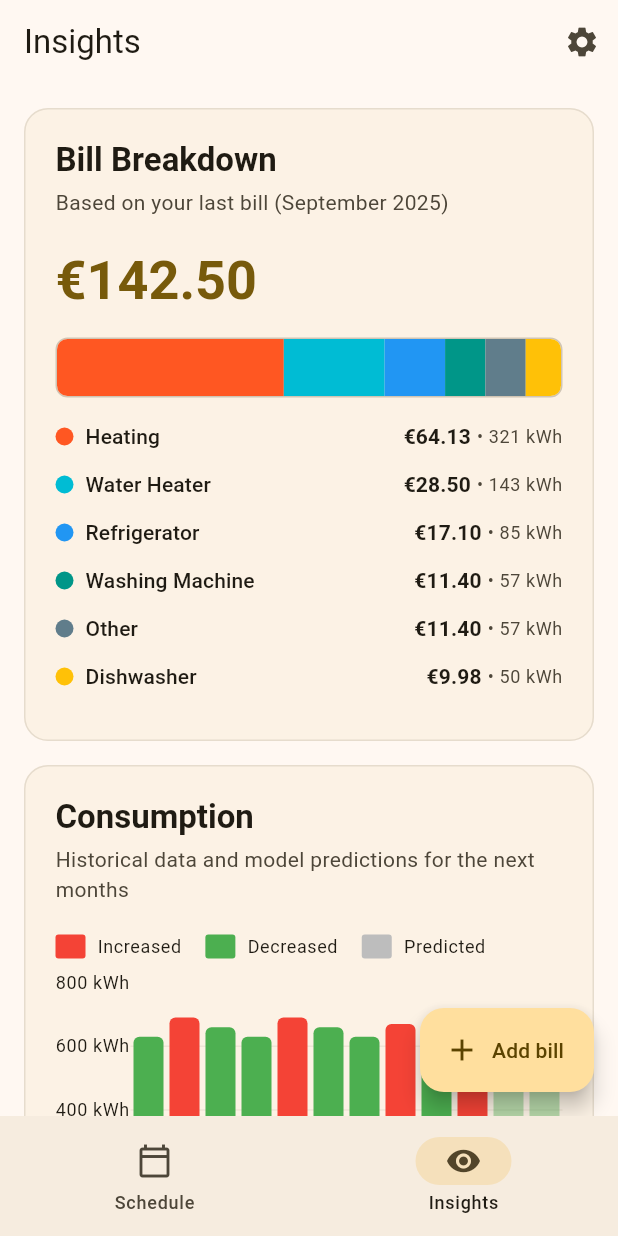
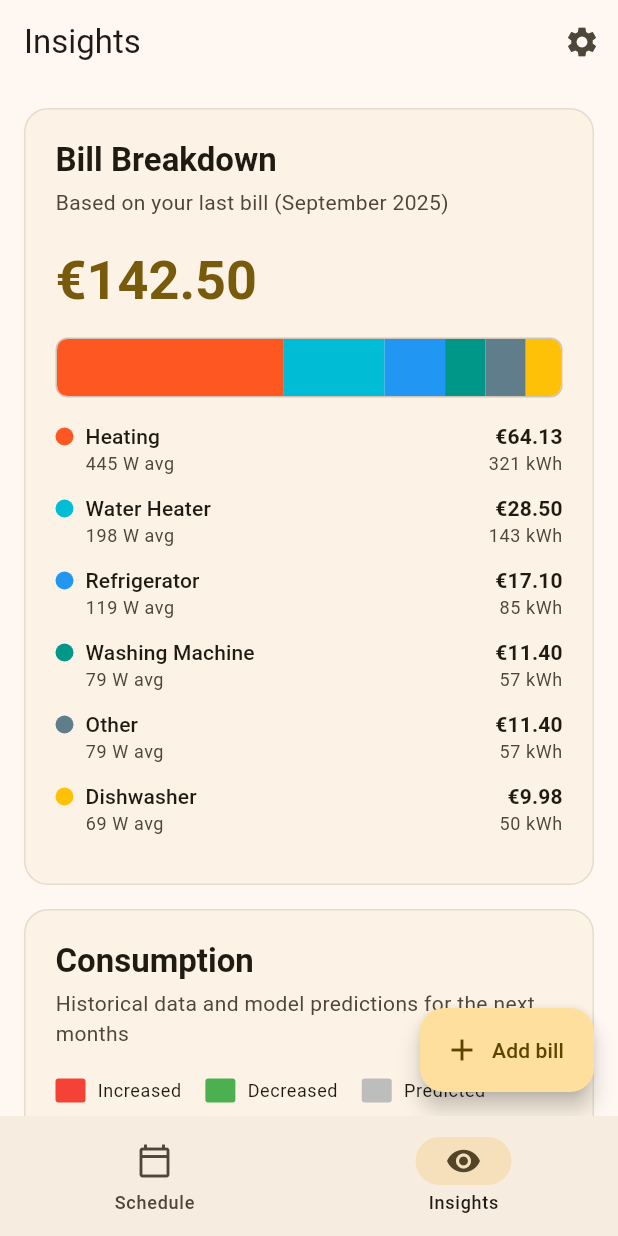
Before and after one commit to walking-octopus/load_schedule, a Flutter app: the screen it shows after launch, item 2 of the bottom bar chosen, on a phone screen of 412 x 824 dp. Run offline on Flutter 3.47's test engine with Material 3 defaults, Android fonts, the light colour scheme and no system bars; drawn by our look-alikes of fl_chart; our stand-ins replace geolocator, shared_preferences.

```diff
--- a/lib/pages/insights/widgets.dart
+++ b/lib/pages/insights/widgets.dart
@@ -112,15 +112,23 @@ class BillBreakdownCard extends StatelessWidget {
     final sortedBreakdown = bill.breakdown.values.toList()
       ..sort((a, b) => b.amount.compareTo(a.amount));
 
+    // Calculate average watts per appliance (kWh over ~30 days)
+    final daysInMonth = DateTime(bill.month.year, bill.month.month + 1, 0).day;
+
     return Column(
       children: sortedBreakdown.map((consumption) {
+        // Convert kWh to average Watts: kWh * 1000 / (days * 24 hours)
+        final avgWatts = (consumption.kwh * 1000) / (daysInMonth * 24);
+
         return Padding(
           padding: const EdgeInsets.only(bottom: 12),
           child: Row(
+            crossAxisAlignment: CrossAxisAlignment.start,
             children: [
               Container(
                 width: 12,
                 height: 12,
+                margin: const EdgeInsets.only(top: 4),
                 decoration: BoxDecoration(
                   color: consumption.color,
                   shape: BoxShape.circle,
@@ -128,23 +136,38 @@ class BillBreakdownCard extends StatelessWidget {
               ),
               const SizedBox(width: 8),
               Expanded(
-                child: Text(
+                child: Column(
+                  crossAxisAlignment: CrossAxisAlignment.start,
+                  children: [
+                    Text(
                       consumption.name,
                       style: Theme.of(context).textTheme.titleSmall,
                     ),
+                    Text(
+                      '${avgWatts.toStringAsFixed(0)} W avg',
+                      style: Theme.of(context).textTheme.bodySmall?.copyWith(
+                        color: Theme.of(context).colorScheme.onSurfaceVariant,
                       ),
+                    ),
+                  ],
+                ),
+              ),
+              Column(
+                crossAxisAlignment: CrossAxisAlignment.end,
+                children: [
                   Text(
                     '€${consumption.amount.toStringAsFixed(2)}',
                     style: Theme.of(
                       context,
                     ).textTheme.titleSmall?.copyWith(fontWeight: FontWeight.w600),
                   ),
-              const SizedBox(width: 4),
                   Text(
-                '• ${consumption.kwh.toStringAsFixed(0)} kWh',
+                    '${consumption.kwh.toStringAsFixed(0)} kWh',
                     style: Theme.of(context).textTheme.bodySmall?.copyWith(
                       color: Theme.of(context).colorScheme.onSurfaceVariant,
                     ),
+                  ),
+                ],
               ),
             ],
           ),
@@ -582,7 +605,7 @@ class NationalComparisonCard extends StatelessWidget {
                               verticalLines: [
                                 VerticalLine(
                                   x: userKwh,
-                                  color: Colors.orange,
+                                  color: Colors.deepOrange.shade700,
                                   strokeWidth: 2.5,
                                   dashArray: [6, 4],
                                   label: VerticalLineLabel(
@@ -593,7 +616,7 @@ class NationalComparisonCard extends StatelessWidget {
                                       bottom: 4,
                                     ),
                                     style: TextStyle(
-                                      color: Colors.orange,
+                                      color: Colors.deepOrange.shade700,
                                       fontWeight: FontWeight.w700,
                                       fontSize: 11,
                                       backgroundColor: Theme.of(context)
@@ -673,7 +696,7 @@ class NationalComparisonCard extends StatelessWidget {
                     _buildLegendItem(
                       context,
                       'Your household (${userKwh.toStringAsFixed(0)} kWh)',
-                      Colors.orange,
+                      Colors.deepOrange.shade700,
                     ),
                   ],
                 ),
```
Lines whose indentation alone changed are shown as unchanged.
